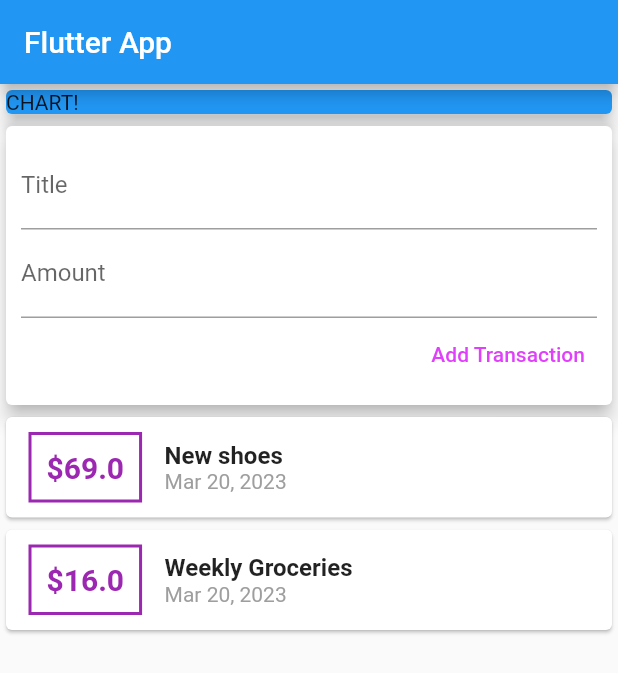
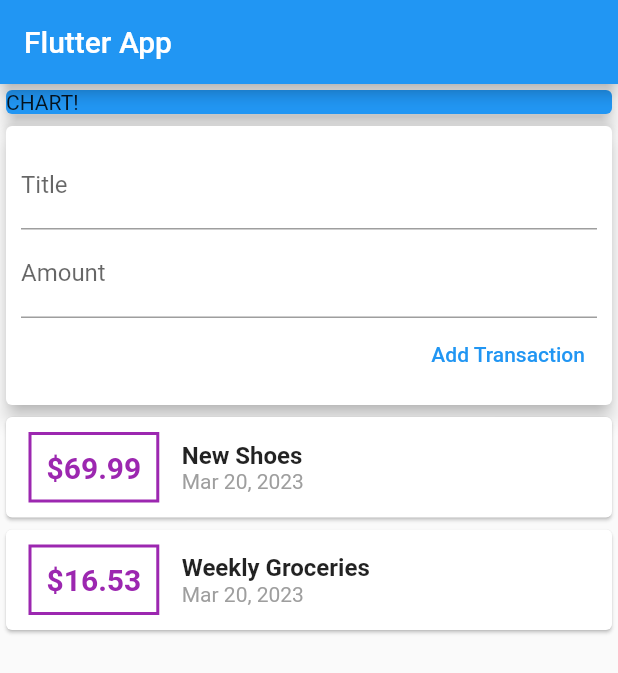
Before and after one commit to victorazangu/personal_expenses, a Flutter app: the screen it shows after launch, after a tap on "Add Transaction", on a phone screen of 412 x 824 dp. Shown: the top 673 px of the screen. Run offline on Flutter 3.47's test engine with Material 2 defaults, Android fonts, the phone set to English and light mode, and no system bars.

Commit message:
adding expenses

```diff
--- a/lib/main.dart
+++ b/lib/main.dart
@@ -1,6 +1,6 @@
 import 'package:flutter/material.dart';
-import './transaction.dart';
-import 'package:intl/intl.dart';
+
+import './widgets/user_transactions.dart';
 
 void main() => runApp(MyApp());
 
@@ -15,23 +15,8 @@ class MyApp extends StatelessWidget {
 }
 
 class MyHomePage extends StatelessWidget {
-  final List<Transaction> transactions = [
-    Transaction(
-      id: "t1",
-      amount: 69.00,
-      title: "New shoes",
-      date: DateTime.now(),
-    ),
-    Transaction(
-      id: "t2",
-      amount: 16.00,
-      title: "Weekly Groceries",
-      date: DateTime.now(),
-    ),
-  ];
-  // late String inputTitle;
-  // late String inputAmount;
-  //method 2 of grabing input using TextEditingController()
+  // String titleInput;
+  // String amountInput;
   final titleController = TextEditingController();
   final amountController = TextEditingController();
 
@@ -41,8 +26,10 @@ class MyHomePage extends StatelessWidget {
       appBar: AppBar(
         title: Text('Flutter App'),
       ),
-      body: Column(
-        // mainAxisAlignment: MainAxisAlignment.spaceAround,
+      body: SingleChildScrollView(
+        child: Column(
+          // mainAxisAlignment: MainAxisAlignment.start,
+          crossAxisAlignment: CrossAxisAlignment.stretch,
           children: <Widget>[
             Container(
               width: double.infinity,
@@ -52,86 +39,9 @@ class MyHomePage extends StatelessWidget {
                 elevation: 5,
               ),
             ),
-          Card(
-            elevation: 5.0,
-            child: Container(
-              padding: EdgeInsets.all(10.0),
-              child: Column(
-                crossAxisAlignment: CrossAxisAlignment.end,
-                children: [
-                  TextField(
-                    decoration: InputDecoration(labelText: 'Title'),
-                    controller: titleController,
-                    // onChanged: (value) {
-                    //   inputTitle = value;
-                    // },
-                  ),
-                  TextField(
-                    decoration: InputDecoration(labelText: 'Amount'),
-                    controller: amountController,
-                    // onChanged: (value) {
-                    //   inputAmount = value;
-                    // },
-                  ),
-                  TextButton(
-                    style: TextButton.styleFrom(
-                      foregroundColor: Colors.purpleAccent, // Background Color
-                    ),
-                    onPressed: () {
-                      print(titleController.text);
-                      print(amountController.text);
-                    },
-                    child: Text('Add Transaction'),
-                  )
+            UserTransactions(),
           ],
         ),
-            ),
-          ),
-          Column(
-            children: transactions.map((tx) {
-              return Card(
-                child: Row(
-                  children: [
-                    Container(
-                      padding: EdgeInsets.all(10.0),
-                      margin: EdgeInsets.symmetric(
-                          horizontal: 15.0, vertical: 10.0),
-                      decoration: BoxDecoration(
-                        border: Border.all(color: Colors.purple, width: 2.0),
-                      ),
-                      child: Text(
-                        style: TextStyle(
-                          fontWeight: FontWeight.bold,
-                          fontSize: 20,
-                          color: Colors.purple,
-                        ),
-                        "\$${tx.amount}",
-                      ),
-                    ),
-                    Column(
-                      crossAxisAlignment: CrossAxisAlignment.start,
-                      children: [
-                        Text(
-                          tx.title,
-                          style: TextStyle(
-                            fontWeight: FontWeight.bold,
-                            fontSize: 16,
-                          ),
-                        ),
-                        Text(
-                          DateFormat.yMMMd().format(tx.date),
-                          style: TextStyle(
-                            color: Colors.grey,
-                          ),
-                        ),
-                      ],
-                    ),
-                  ],
-                ),
-              );
-            }).toList(),
-          ),
-        ],
       ),
     );
   }
--- /dev/null
+++ b/lib/widgets/new_transaction.dart
@@ -0,0 +1,51 @@
+import 'package:flutter/material.dart';
+
+class NewTransaction extends StatelessWidget {
+  final Function addTx;
+  final titleController = TextEditingController();
+  final amountController = TextEditingController();
+
+  NewTransaction(this.addTx);
+
+  @override
+  Widget build(BuildContext context) {
+    return Card(
+      elevation: 5,
+      child: Container(
+        padding: EdgeInsets.all(10),
+        child: Column(
+          crossAxisAlignment: CrossAxisAlignment.end,
+          children: <Widget>[
+            TextField(
+              decoration: InputDecoration(labelText: 'Title'),
+              controller: titleController,
+              // onChanged: (val) {
+              //   titleInput = val;
+              // },
+            ),
+            TextField(
+              decoration: InputDecoration(labelText: 'Amount'),
+              controller: amountController,
+              // onChanged: (val) => amountInput = val,
+            ),
+            TextButton(onPressed: () { addTx(
+                  titleController.text,
+                  double.parse(amountController.text),
+                ); },
+            child: Text('Add Transaction'),),
+            // FlatButton(
+            //   child: Text('Add Transaction'),
+            //   textColor: Colors.purple,
+            //   onPressed: () {
+            //     addTx(
+            //       titleController.text,
+            //       double.parse(amountController.text),
+            //     );
+            //   },
+            // ),
+          ],
+        ),
+      ),
+    );
+  }
+}
--- /dev/null
+++ b/lib/widgets/transaction_list.dart
@@ -0,0 +1,67 @@
+import 'package:flutter/material.dart';
+import 'package:intl/intl.dart';
+
+import '../models/transaction.dart';
+
+class TransactionList extends StatelessWidget {
+  final List<Transaction> transactions;
+
+  TransactionList(this.transactions);
+
+  @override
+  Widget build(BuildContext context) {
+    return Container(
+      height: 300,
+      child: ListView.builder(
+        itemBuilder: (ctx, index) {
+          return Card(
+            child: Row(
+              children: <Widget>[
+                Container(
+                  margin: EdgeInsets.symmetric(
+                    vertical: 10,
+                    horizontal: 15,
+                  ),
+                  decoration: BoxDecoration(
+                    border: Border.all(
+                      color: Colors.purple,
+                      width: 2,
+                    ),
+                  ),
+                  padding: EdgeInsets.all(10),
+                  child: Text(
+                    '\$${transactions[index].amount}',
+                    style: TextStyle(
+                      fontWeight: FontWeight.bold,
+                      fontSize: 20,
+                      color: Colors.purple,
+                    ),
+                  ),
+                ),
+                Column(
+                  crossAxisAlignment: CrossAxisAlignment.start,
+                  children: <Widget>[
+                    Text(
+                      transactions[index].title,
+                      style: TextStyle(
+                        fontSize: 16,
+                        fontWeight: FontWeight.bold,
+                      ),
+                    ),
+                    Text(
+                      DateFormat.yMMMd().format(transactions[index].date),
+                      style: TextStyle(
+                        color: Colors.grey,
+                      ),
+                    ),
+                  ],
+                ),
+              ],
+            ),
+          );
+        },
+        itemCount: transactions.length,
+      ),
+    );
+  }
+}
--- /dev/null
+++ b/lib/widgets/user_transactions.dart
@@ -0,0 +1,50 @@
+import 'package:flutter/material.dart';
+
+import './new_transaction.dart';
+import './transaction_list.dart';
+import '../models/transaction.dart';
+
+class UserTransactions extends StatefulWidget {
+  @override
+  _UserTransactionsState createState() => _UserTransactionsState();
+}
+
+class _UserTransactionsState extends State<UserTransactions> {
+  final List<Transaction> _userTransactions = [
+    Transaction(
+      id: 't1',
+      title: 'New Shoes',
+      amount: 69.99,
+      date: DateTime.now(),
+    ),
+    Transaction(
+      id: 't2',
+      title: 'Weekly Groceries',
+      amount: 16.53,
+      date: DateTime.now(),
+    ),
+  ];
+
+  void _addNewTransaction(String txTitle, double txAmount) {
+    final newTx = Transaction(
+      title: txTitle,
+      amount: txAmount,
+      date: DateTime.now(),
+      id: DateTime.now().toString(),
+    );
+
+    setState(() {
+      _userTransactions.add(newTx);
+    });
+  }
+
+  @override
+  Widget build(BuildContext context) {
+    return Column(
+      children: <Widget>[
+        NewTransaction(_addNewTransaction),
+        TransactionList(_userTransactions),
+      ],
+    );
+  }
+}
```
Also changed, not shown: lib/models/transaction.dart (renamed from lib/transaction.dart). Lines whose indentation alone changed are shown as unchanged.
